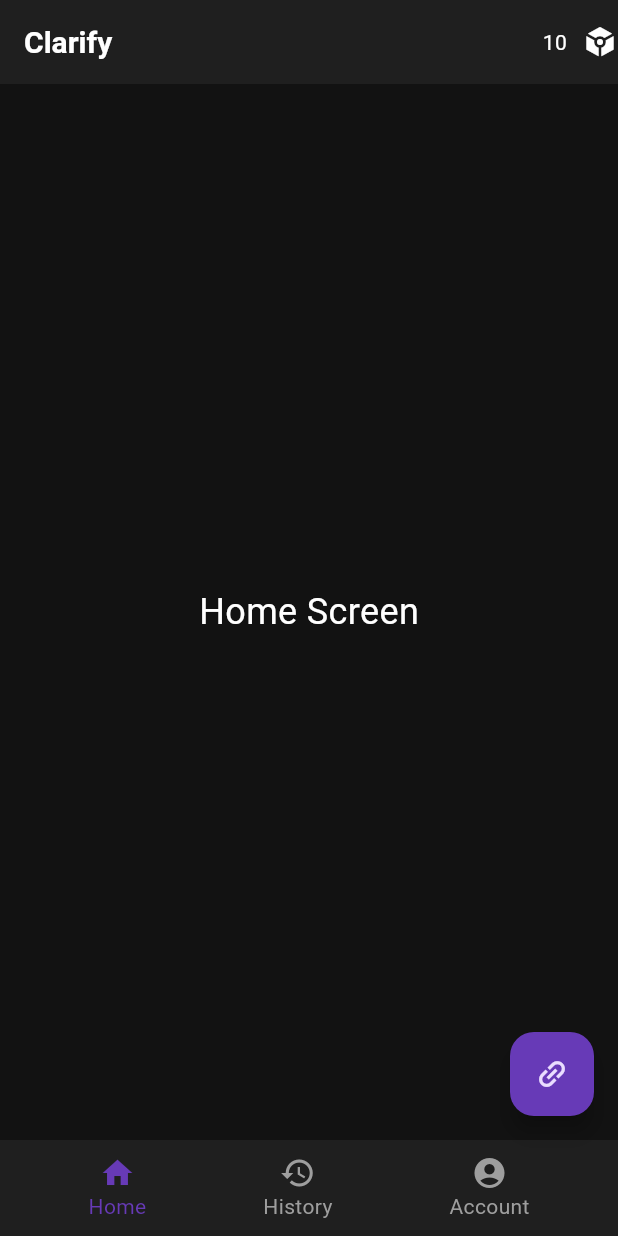
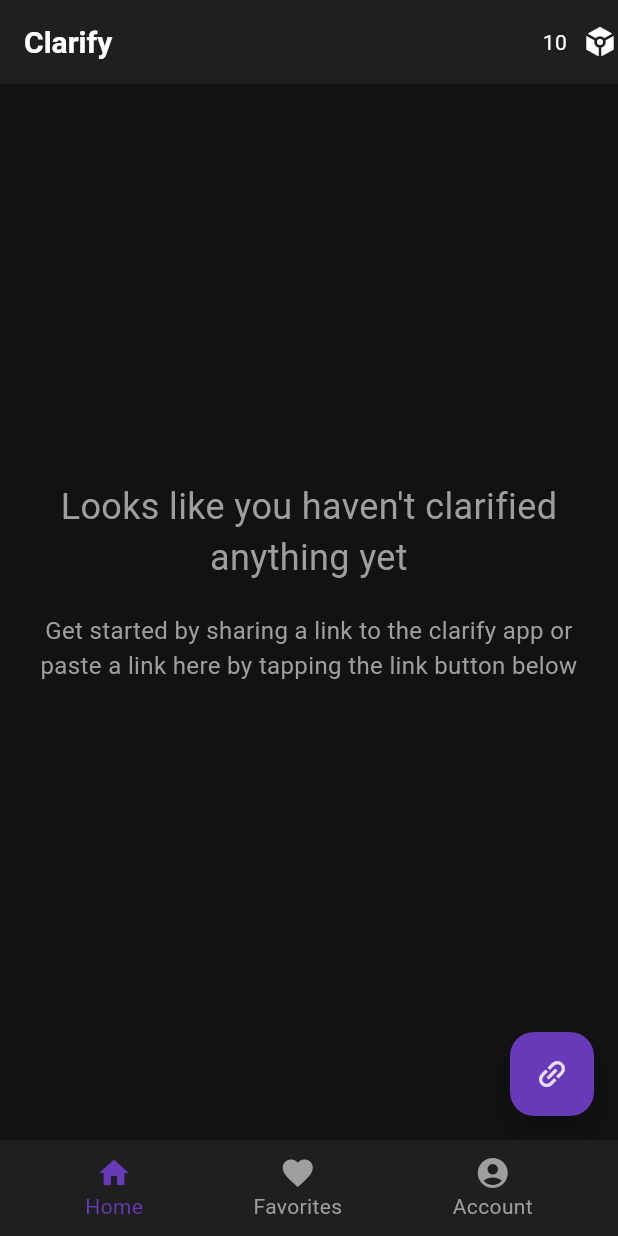
Before and after one commit to keypuncheralwin/clarify, a Flutter app: the screen it shows after launch, on a phone screen of 412 x 824 dp. Run offline on Flutter 3.47's test engine with Material 3 defaults, Android fonts, the phone set to English and light mode, and no system bars; our stand-ins replace shimmer.

Commit message:
chore: rename history to favourites

```diff
--- /dev/null
+++ b/app/lib/screens/favorites_screen.dart
@@ -0,0 +1,12 @@
+import 'package:flutter/material.dart';
+
+class FavoritesScreen extends StatelessWidget {
+  const FavoritesScreen({super.key});
+
+  @override
+  Widget build(BuildContext context) {
+    return const Center(
+      child: Text('Favorites Screen', style: TextStyle(fontSize: 24, color: Colors.white)),
+    );
+  }
+}
--- a/app/lib/screens/history_screen.dart
+++ /dev/null
@@ -1,12 +0,0 @@
-import 'package:flutter/material.dart';
-
-class HistoryScreen extends StatelessWidget {
-  const HistoryScreen({super.key});
-
-  @override
-  Widget build(BuildContext context) {
-    return const Center(
-      child: Text('History Screen', style: TextStyle(fontSize: 24, color: Colors.white)),
-    );
-  }
-}
--- a/app/lib/screens/home_screen.dart
+++ b/app/lib/screens/home_screen.dart
@@ -5,8 +5,29 @@ class HomeScreen extends StatelessWidget {
 
   @override
   Widget build(BuildContext context) {
-    return const Center(
-      child: Text('Home Screen', style: TextStyle(fontSize: 24, color: Colors.white)),
+    return const Scaffold(
+      body: Center(
+        child: Padding(
+          padding: EdgeInsets.all(16.0),
+          child: Column(
+            mainAxisAlignment: MainAxisAlignment.center,
+            children: [
+              Text(
+                "Looks like you haven't clarified anything yet",
+                textAlign: TextAlign.center,
+                style: TextStyle(fontSize: 24, color: Colors.grey),
+              ),
+              SizedBox(height: 20),
+              Text(
+                "Get started by sharing a link to the clarify app or paste a link here by tapping the link button below",
+                textAlign: TextAlign.center,
+                style: TextStyle(fontSize: 16, color: Colors.grey),
+              ),
+              SizedBox(height: 40),
+            ],
+          ),
+        ),
+      ),
     );
   }
 }
--- a/app/lib/screens/main_screen.dart
+++ b/app/lib/screens/main_screen.dart
@@ -1,7 +1,7 @@
 import 'package:flutter/material.dart';
 import 'package:flutter/services.dart';
 import 'package:clarify/screens/home_screen.dart';
-import 'package:clarify/screens/history_screen.dart';
+import 'package:clarify/screens/favorites_screen.dart'; // Updated import
 import 'package:clarify/screens/account_screen.dart';
 import 'package:clarify/widgets/custom_bottom_navigation_bar.dart';
 import 'package:clarify/widgets/bottom_sheet_content.dart';
@@ -22,7 +22,7 @@ class _MainScreenState extends State<MainScreen> {
 
   final List<Widget> _children = [
     const HomeScreen(),
-    const HistoryScreen(),
+    const FavoritesScreen(), // Updated to FavoritesScreen
     const AccountScreen(),
   ];
 
--- a/app/lib/widgets/custom_bottom_navigation_bar.dart
+++ b/app/lib/widgets/custom_bottom_navigation_bar.dart
@@ -18,7 +18,7 @@ class CustomBottomNavigationBar extends StatelessWidget {
           mainAxisAlignment: MainAxisAlignment.spaceAround,
           children: <Widget>[
             _buildNavItem(Icons.home, 'Home', 0),
-            _buildNavItem(Icons.history, 'History', 1),
+            _buildNavItem(Icons.favorite, 'Favorites', 1), // Updated icon and label
             _buildNavItem(Icons.account_circle, 'Account', 2),
           ],
         ),
```
